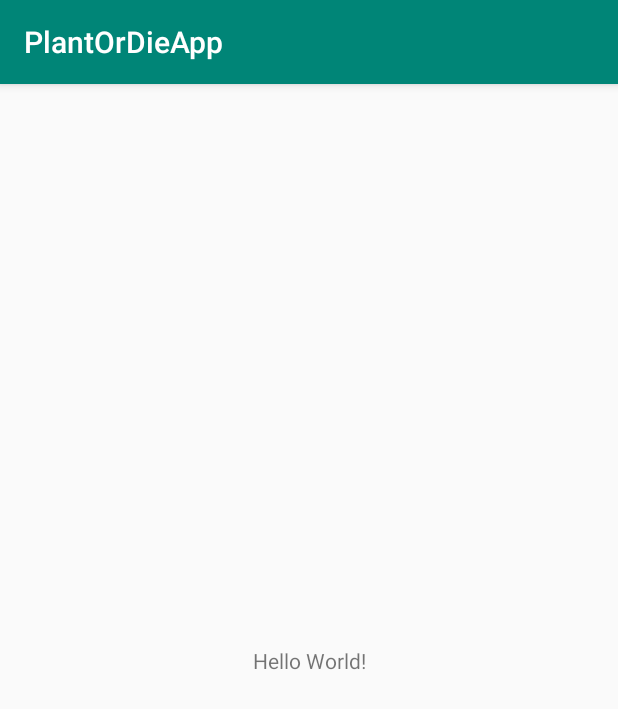
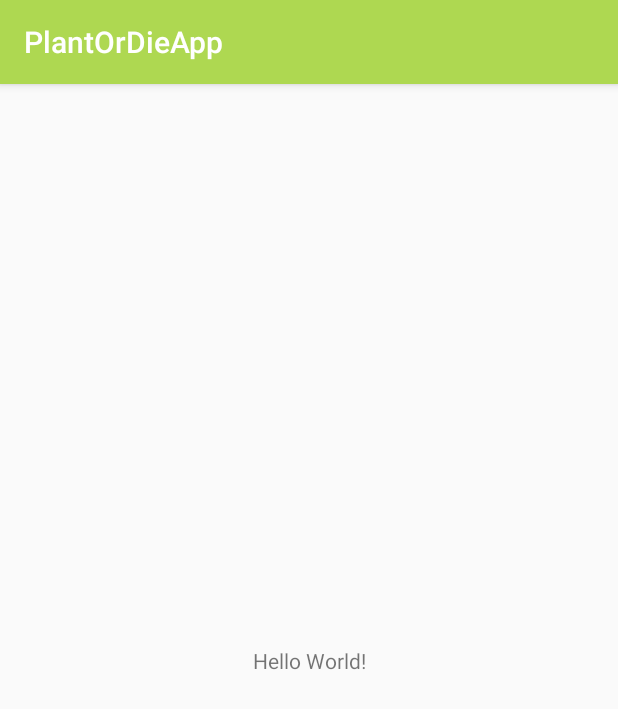
Before and after one commit to scoheleach/PlantOrDie, an Android app: the screen it shows after launch (MainActivity), on a phone screen of 412 x 824 dp. Shown: the top 709 px of the screen. Run offline under Robolectric (Android 15) with nearby library versions, the phone set to English and light mode, and no system bars.

Commit message:
changed to a cute ass green theme

```diff
--- a/PlantOrDieApp/app/src/main/res/values/colors.xml
+++ b/PlantOrDieApp/app/src/main/res/values/colors.xml
@@ -1,8 +1,8 @@
 <?xml version="1.0" encoding="utf-8"?>
 <resources>
-    <color name="colorPrimary">#008577</color>
-    <color name="colorPrimaryDark">#00574B</color>
-    <color name="colorAccent">#D81B60</color>
-    <color name="splashBackGround">	#FFFFFF</color>
+    <color name="colorPrimary">#aed851</color>
+    <color name="colorPrimaryDark">#84a07c</color>
+    <color name="colorAccent">#efff52</color>
+    <color name="splashBackGround">	#ffff </color>
     <color name="midNightBlue">	#191970 </color>
 </resources>
```
